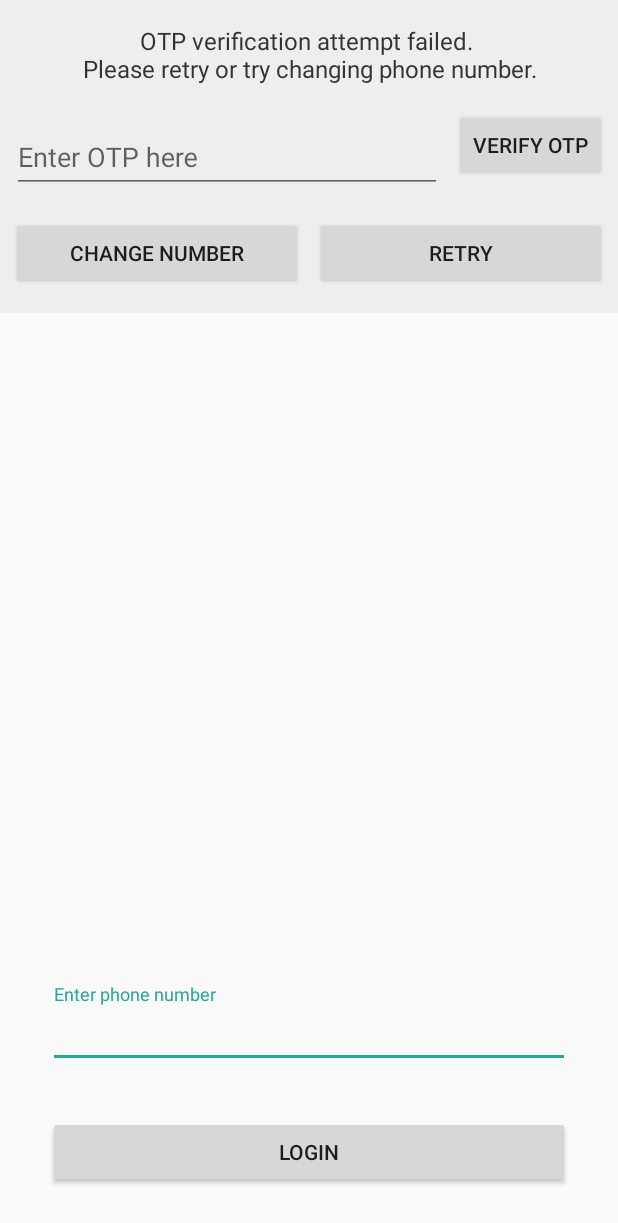
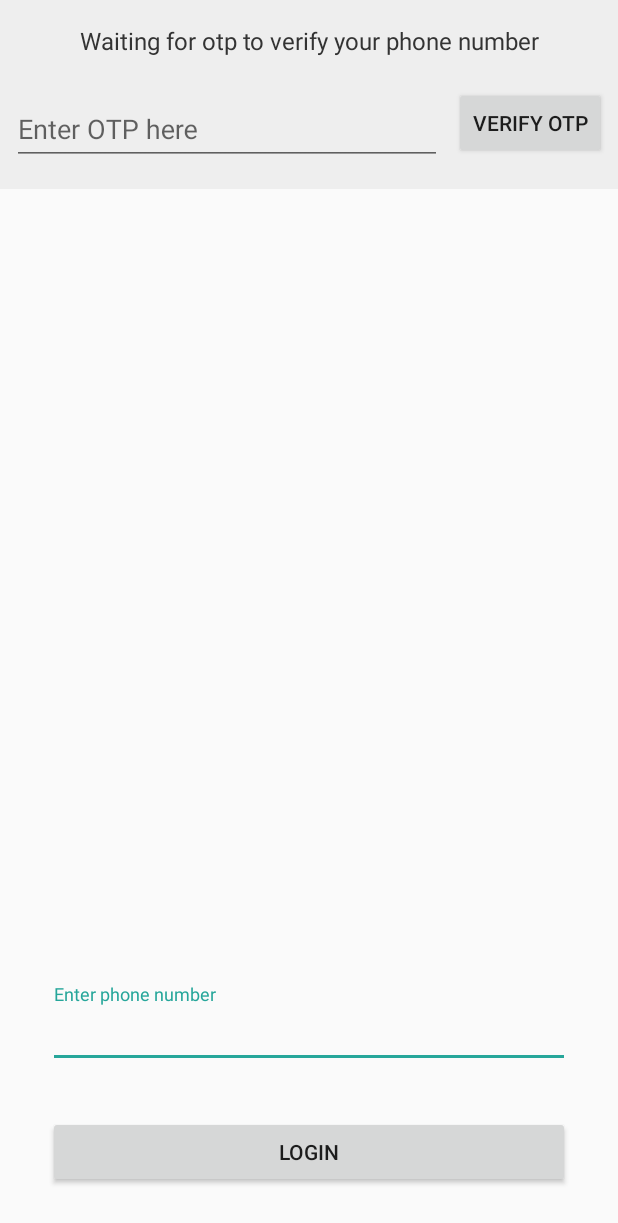
Before and after one commit to vishnubenny/Believers, an Android app: the layout fragment_login.xml on its own in the app's theme, with its tools: preview values and no code run, on a phone screen of 412 x 824 dp. Shown: the top 1223 px of the screen. Run offline under Robolectric (Android 15) with nearby library versions, the phone set to English and light mode, and no system bars.

Commit message:
Updated and completed login logic with firebase phone number auth

```diff
--- a/app/src/main/java/com/fabsv/believers/believers/data/source/remote/UserRemoteDataSource.kt
+++ b/app/src/main/java/com/fabsv/believers/believers/data/source/remote/UserRemoteDataSource.kt
@@ -30,7 +30,7 @@ class UserRemoteDataSource(val context: Context, val appPreferencesHelper: AppPr
 
     override fun getFirebasePhoneAuthObservable(phoneNumberFieldValue: String): Observable<PhoneAuthEvent>? {
         val phoneAuthProvider = PhoneAuthProvider.getInstance()
-        return RxPhoneAuthProvider.verifyPhoneNumber(phoneAuthProvider, "+91$phoneNumberFieldValue", 5,
+        return RxPhoneAuthProvider.verifyPhoneNumber(phoneAuthProvider, "+91$phoneNumberFieldValue", 120,
                 TimeUnit.SECONDS, context as Activity)
     }
 }
--- a/app/src/main/java/com/fabsv/believers/believers/ui/module/login/LoginContract.kt
+++ b/app/src/main/java/com/fabsv/believers/believers/ui/module/login/LoginContract.kt
@@ -9,6 +9,7 @@ import io.reactivex.ObservableSource
 interface LoginContract {
     interface LoginView : MvpView {
         fun getPhoneNumberField(): InitialValueObservable<CharSequence>
+        fun getOtpNumberObservable(): InitialValueObservable<CharSequence>
         fun updateLoginButtonStatus(enable: Boolean)
         fun updateVerifyOtpButtonStatus(isValidOtp: Boolean)
         fun updateVerifyAuthCodeLayoutStatus(showVerifyLayout: Boolean)
--- a/app/src/main/java/com/fabsv/believers/believers/ui/module/login/LoginFragment.kt
+++ b/app/src/main/java/com/fabsv/believers/believers/ui/module/login/LoginFragment.kt
@@ -31,6 +31,10 @@ class LoginFragment : MvpFragment<LoginContract.LoginView, LoginContract.LoginPr
         return RxTextView.textChanges(edit_text_phone_number)
     }
 
+    override fun getOtpNumberObservable(): InitialValueObservable<CharSequence> {
+        return RxTextView.textChanges(edit_text_otp)
+    }
+
     override fun updateLoginButtonStatus(enable: Boolean) {
         button_login.isEnabled = enable
         if (enable) {
@@ -39,7 +43,7 @@ class LoginFragment : MvpFragment<LoginContract.LoginView, LoginContract.LoginPr
     }
 
     override fun updateVerifyOtpButtonStatus(isValidOtp: Boolean) {
-        button_retry.isEnabled = isValidOtp
+        button_verify_otp.isEnabled = isValidOtp
         if (isValidOtp) {
             utilityMethods.hideKeyboard(activity!!)
         }
--- a/app/src/main/res/layout/fragment_login.xml
+++ b/app/src/main/res/layout/fragment_login.xml
@@ -1,6 +1,7 @@
 <?xml version="1.0" encoding="utf-8"?>
 <android.support.constraint.ConstraintLayout xmlns:android="http://schemas.android.com/apk/res/android"
     xmlns:app="http://schemas.android.com/apk/res-auto"
+    xmlns:tools="http://schemas.android.com/tools"
     android:layout_width="match_parent"
     android:layout_height="match_parent">
 
@@ -53,7 +54,7 @@
         android:layout_width="match_parent"
         android:layout_height="wrap_content"
         android:background="@drawable/solid_light_grey_background"
-        android:visibility="gone"
+        android:visibility="visible"
         app:layout_constraintEnd_toEndOf="parent"
         app:layout_constraintStart_toStartOf="parent"
         app:layout_constraintTop_toTopOf="parent">
@@ -65,15 +66,48 @@
             android:layout_marginStart="16dp"
             android:layout_marginTop="16dp"
             android:layout_marginEnd="16dp"
-            android:layout_marginBottom="16dp"
             android:gravity="center"
             android:text="@string/waiting_for_otp_to_verify_your_phone_number"
             android:textColor="@color/textPrimary"
             android:textSize="16sp"
-            app:layout_constraintBottom_toBottomOf="parent"
             app:layout_constraintEnd_toEndOf="parent"
             app:layout_constraintStart_toStartOf="parent"
             app:layout_constraintTop_toTopOf="parent" />
+
+        <android.support.design.widget.TextInputLayout
+            android:id="@+id/input_layout_otp"
+            android:layout_width="0dp"
+            android:layout_height="wrap_content"
+            android:layout_marginStart="8dp"
+            android:layout_marginTop="16dp"
+            android:layout_marginEnd="8dp"
+            android:layout_marginBottom="16dp"
+            app:layout_constraintBottom_toBottomOf="parent"
+            app:layout_constraintEnd_toStartOf="@+id/button_verify_otp"
+            app:layout_constraintHorizontal_bias="0.5"
+            app:layout_constraintStart_toStartOf="parent"
+            app:layout_constraintTop_toBottomOf="@+id/text_view_waiting_for_otp">
+
+            <EditText
+                android:id="@+id/edit_text_otp"
+                android:layout_width="match_parent"
+                android:layout_height="wrap_content"
+                android:hint="@string/enter_otp_here" />
+        </android.support.design.widget.TextInputLayout>
+
+        <Button
+            android:id="@+id/button_verify_otp"
+            android:layout_width="wrap_content"
+            android:layout_height="wrap_content"
+            android:layout_marginTop="16dp"
+            android:layout_marginEnd="8dp"
+            android:layout_marginBottom="16dp"
+            android:text="@string/verify_otp"
+            app:layout_constraintBottom_toBottomOf="parent"
+            app:layout_constraintEnd_toEndOf="parent"
+            app:layout_constraintHorizontal_bias="0.5"
+            app:layout_constraintStart_toEndOf="@+id/input_layout_otp"
+            app:layout_constraintTop_toBottomOf="@+id/text_view_waiting_for_otp" />
     </android.support.constraint.ConstraintLayout>
 
     <android.support.constraint.ConstraintLayout
@@ -81,7 +115,7 @@
         android:layout_width="match_parent"
         android:layout_height="wrap_content"
         android:background="@drawable/solid_light_grey_background"
-        android:visibility="visible"
+        android:visibility="gone"
         app:layout_constraintEnd_toEndOf="parent"
         app:layout_constraintStart_toStartOf="parent"
         app:layout_constraintTop_toTopOf="parent">
@@ -101,34 +135,6 @@
             app:layout_constraintStart_toStartOf="parent"
             app:layout_constraintTop_toTopOf="parent" />
 
-        <android.support.design.widget.TextInputLayout
-            android:id="@+id/input_layout_otp"
-            android:layout_width="0dp"
-            android:layout_height="wrap_content"
-            android:layout_marginStart="8dp"
-            android:layout_marginTop="16dp"
-            android:layout_marginEnd="8dp"
-            app:layout_constraintEnd_toStartOf="@+id/button_verify_otp"
-            app:layout_constraintStart_toStartOf="parent"
-            app:layout_constraintTop_toBottomOf="@+id/text_view_retry_attempt">
-
-            <EditText
-                android:id="@+id/edit_text_otp"
-                android:layout_width="match_parent"
-                android:layout_height="wrap_content"
-                android:hint="@string/enter_otp_here" />
-        </android.support.design.widget.TextInputLayout>
-
-        <Button
-            android:id="@+id/button_verify_otp"
-            android:layout_width="wrap_content"
-            android:layout_height="wrap_content"
-            android:layout_marginTop="16dp"
-            android:layout_marginEnd="8dp"
-            android:text="@string/verify_otp"
-            app:layout_constraintEnd_toEndOf="parent"
-            app:layout_constraintTop_toBottomOf="@+id/text_view_retry_attempt" />
-
         <Button
             android:id="@+id/button_change_number"
             android:layout_width="0dp"
@@ -141,7 +147,7 @@
             app:layout_constraintEnd_toStartOf="@+id/button_retry"
             app:layout_constraintHorizontal_bias="0.5"
             app:layout_constraintStart_toStartOf="parent"
-            app:layout_constraintTop_toBottomOf="@+id/input_layout_otp" />
+            app:layout_constraintTop_toBottomOf="@+id/text_view_retry_attempt" />
 
         <Button
             android:id="@+id/button_retry"
@@ -156,6 +162,6 @@
             app:layout_constraintEnd_toEndOf="parent"
             app:layout_constraintHorizontal_bias="0.5"
             app:layout_constraintStart_toEndOf="@+id/button_change_number"
-            app:layout_constraintTop_toBottomOf="@+id/input_layout_otp" />
+            app:layout_constraintTop_toBottomOf="@+id/text_view_retry_attempt" />
     </android.support.constraint.ConstraintLayout>
 </android.support.constraint.ConstraintLayout>
```
Also changed, not shown: app/src/main/java/com/fabsv/believers/believers/ui/module/login/LoginPresenter.kt (+31 -54 lines).
